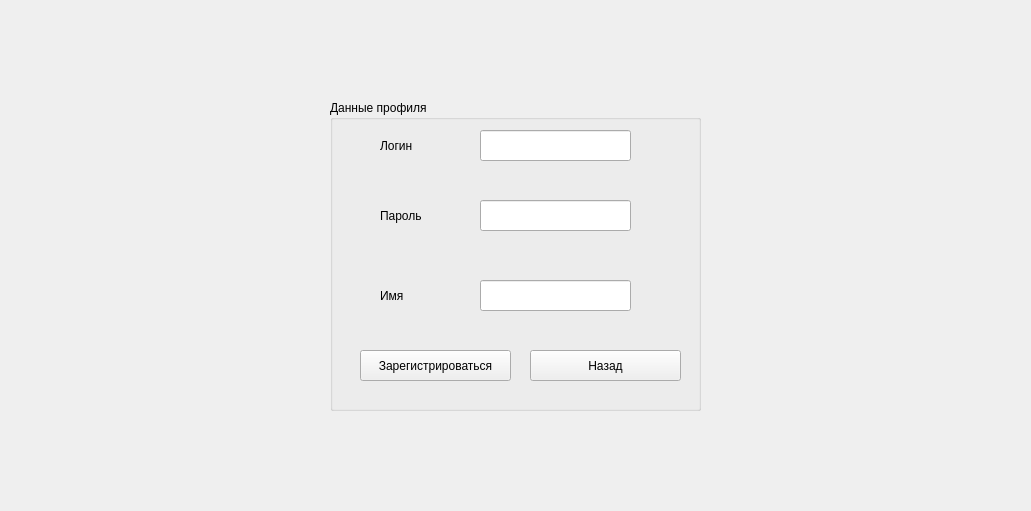
Above: Client/registrationwindow.ui from Elizaser/Messenger-Diplom before the change. Below: the same form after it.
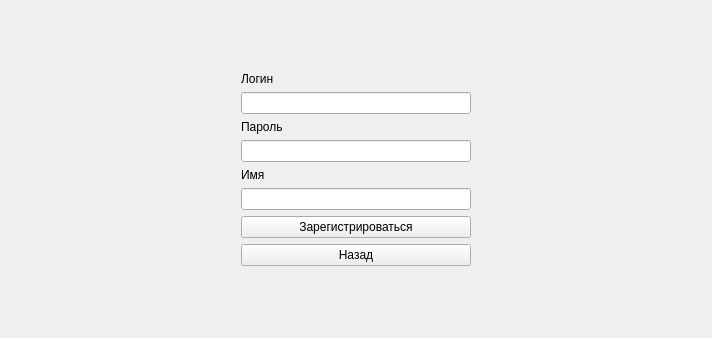
That is the form after the change.

Patch:
```diff
--- a/Client/registrationwindow.ui
+++ b/Client/registrationwindow.ui
@@ -6,166 +6,115 @@
    <rect>
     <x>0</x>
     <y>0</y>
-    <width>1031</width>
-    <height>511</height>
+    <width>712</width>
+    <height>338</height>
    </rect>
   </property>
   <property name="windowTitle">
    <string>Form</string>
   </property>
-  <widget class="QWidget" name="horizontalLayoutWidget">
-   <property name="geometry">
-    <rect>
-     <x>330</x>
-     <y>100</y>
-     <width>371</width>
-     <height>311</height>
-    </rect>
-   </property>
-   <layout class="QHBoxLayout" name="horizontalLayout">
-    <item>
-     <widget class="QGroupBox" name="groupBox">
-      <property name="title">
-       <string>Данные профиля</string>
-      </property>
-      <widget class="QLabel" name="label_name">
-       <property name="geometry">
-        <rect>
-         <x>50</x>
-         <y>180</y>
-         <width>91</width>
-         <height>31</height>
-        </rect>
+  <layout class="QHBoxLayout" name="horizontalLayout">
+   <item>
+    <spacer name="horizontalSpacer">
+     <property name="orientation">
+      <enum>Qt::Horizontal</enum>
+     </property>
+     <property name="sizeHint" stdset="0">
+      <size>
+       <width>224</width>
+       <height>20</height>
+      </size>
+     </property>
+    </spacer>
+   </item>
+   <item>
+    <layout class="QVBoxLayout" name="verticalLayout">
+     <item>
+      <spacer name="verticalSpacer_2">
+       <property name="orientation">
+        <enum>Qt::Vertical</enum>
        </property>
-       <property name="text">
-        <string>Имя</string>
+       <property name="sizeHint" stdset="0">
+        <size>
+         <width>20</width>
+         <height>40</height>
+        </size>
        </property>
-      </widget>
-      <widget class="QLabel" name="label_password">
-       <property name="geometry">
-        <rect>
-         <x>50</x>
-         <y>100</y>
-         <width>91</width>
-         <height>31</height>
-        </rect>
-       </property>
-       <property name="text">
-        <string>Пароль</string>
-       </property>
-      </widget>
+      </spacer>
+     </item>
+     <item>
       <widget class="QLabel" name="label_login">
-       <property name="geometry">
-        <rect>
-         <x>50</x>
-         <y>30</y>
-         <width>91</width>
-         <height>31</height>
-        </rect>
-       </property>
        <property name="text">
         <string>Логин</string>
        </property>
       </widget>
-      <widget class="QLineEdit" name="lineEdit_login">
-       <property name="geometry">
-        <rect>
-         <x>150</x>
-         <y>30</y>
-         <width>151</width>
-         <height>31</height>
-        </rect>
-       </property>
-      </widget>
-      <widget class="QLineEdit" name="lineEdit_password">
-       <property name="geometry">
-        <rect>
-         <x>150</x>
-         <y>100</y>
-         <width>151</width>
-         <height>31</height>
-        </rect>
-       </property>
-      </widget>
-      <widget class="QLineEdit" name="lineEdit_name">
-       <property name="geometry">
-        <rect>
-         <x>150</x>
-         <y>180</y>
-         <width>151</width>
-         <height>31</height>
-        </rect>
-       </property>
-      </widget>
-      <widget class="QLabel" name="label_errorLogin">
-       <property name="geometry">
-        <rect>
-         <x>110</x>
-         <y>70</y>
-         <width>151</width>
-         <height>21</height>
-        </rect>
-       </property>
+     </item>
+     <item>
+      <widget class="QLineEdit" name="lineEdit_login"/>
+     </item>
+     <item>
+      <widget class="QLabel" name="label_password">
        <property name="text">
-        <string/>
+        <string>Пароль</string>
        </property>
       </widget>
-      <widget class="QLabel" name="label_errorPassword">
-       <property name="geometry">
-        <rect>
-         <x>110</x>
-         <y>140</y>
-         <width>151</width>
-         <height>21</height>
-        </rect>
-       </property>
+     </item>
+     <item>
+      <widget class="QLineEdit" name="lineEdit_password"/>
+     </item>
+     <item>
+      <widget class="QLabel" name="label_name">
        <property name="text">
-        <string/>
+        <string>Имя</string>
        </property>
       </widget>
-      <widget class="QLabel" name="label_error">
-       <property name="geometry">
-        <rect>
-         <x>150</x>
-         <y>220</y>
-         <width>151</width>
-         <height>21</height>
-        </rect>
-       </property>
-       <property name="text">
-        <string/>
-       </property>
-      </widget>
+     </item>
+     <item>
+      <widget class="QLineEdit" name="lineEdit_name"/>
+     </item>
+     <item>
       <widget class="QPushButton" name="pushButton_reg">
-       <property name="geometry">
-        <rect>
-         <x>30</x>
-         <y>250</y>
-         <width>151</width>
-         <height>31</height>
-        </rect>
-       </property>
        <property name="text">
         <string>Зарегистрироваться</string>
        </property>
       </widget>
+     </item>
+     <item>
       <widget class="QPushButton" name="pushButton_exit">
-       <property name="geometry">
-        <rect>
-         <x>200</x>
-         <y>250</y>
-         <width>151</width>
-         <height>31</height>
-        </rect>
-       </property>
        <property name="text">
         <string>Назад</string>
        </property>
       </widget>
-     </widget>
-    </item>
-   </layout>
-  </widget>
+     </item>
+     <item>
+      <spacer name="verticalSpacer">
+       <property name="orientation">
+        <enum>Qt::Vertical</enum>
+       </property>
+       <property name="sizeHint" stdset="0">
+        <size>
+         <width>20</width>
+         <height>40</height>
+        </size>
+       </property>
+      </spacer>
+     </item>
+    </layout>
+   </item>
+   <item>
+    <spacer name="horizontalSpacer_2">
+     <property name="orientation">
+      <enum>Qt::Horizontal</enum>
+     </property>
+     <property name="sizeHint" stdset="0">
+      <size>
+       <width>224</width>
+       <height>20</height>
+      </size>
+     </property>
+    </spacer>
+   </item>
+  </layout>
  </widget>
  <resources/>
  <connections/>
```
